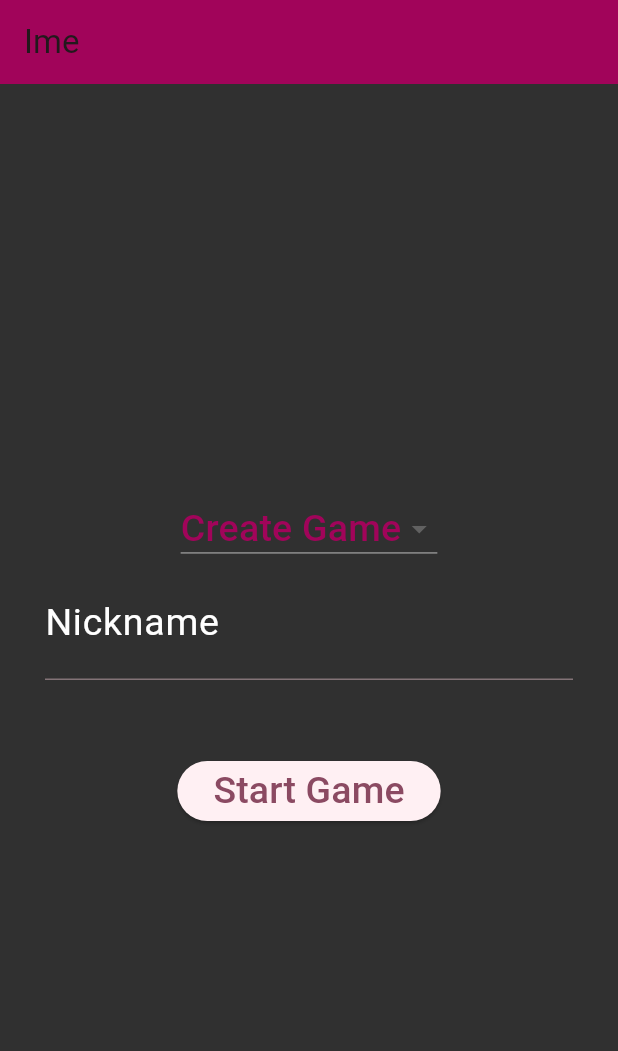
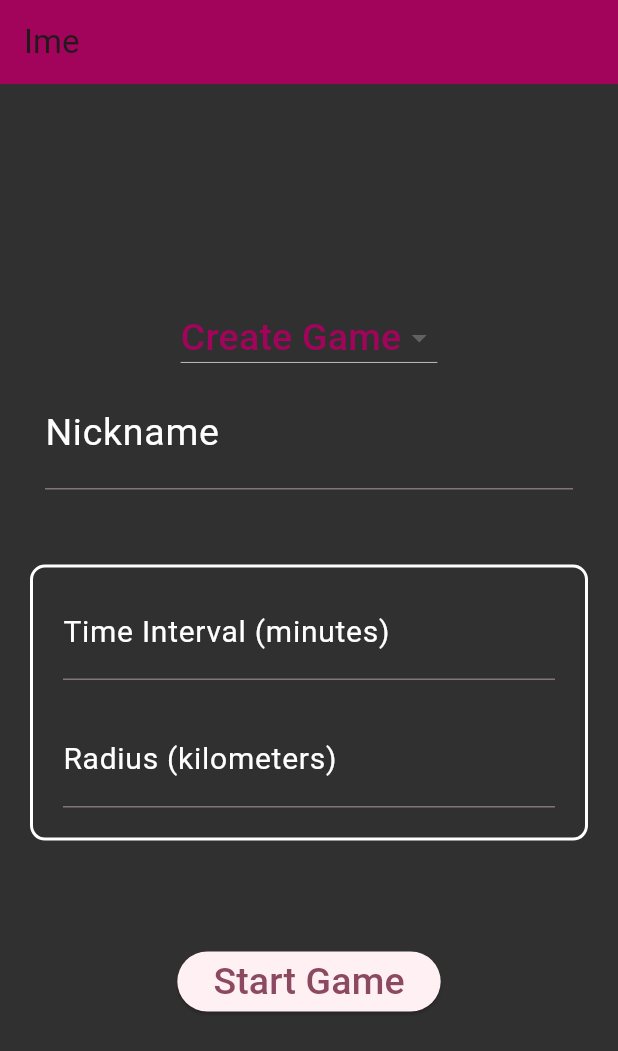
Before and after one commit to KlaraMlinaric/flutter_application_1, a Flutter app: the screen it shows after launch, on a phone screen of 412 x 824 dp. Shown: the top 1051 px of the screen. Run offline on Flutter 3.47's test engine with Material 3 defaults, Android fonts, the phone set to English and light mode, and no system bars; our stand-ins replace google_maps_flutter; missing offline and left inert: flutter_config.

Commit message:
update
update

```diff
--- a/lib/main.dart
+++ b/lib/main.dart
@@ -40,6 +40,8 @@ class _MyHomePageState extends State<MyHomePage> {
   final TextEditingController _nicknameController = TextEditingController();
   final TextEditingController _codeController = TextEditingController();
   String _selectedOption = 'Create Game';
+  final TextEditingController _timeIntervalController = TextEditingController();
+  final TextEditingController _radiusController = TextEditingController();
 
   @override
   Widget build(BuildContext context) {
@@ -106,28 +108,93 @@ class _MyHomePageState extends State<MyHomePage> {
                   ),
                 ),
               ),
+            SizedBox(
+              height: 0.0,
+              width: 300,
+            ),
+
+            // White box
+            if (_selectedOption == 'Create Game')
+              Padding(
+                padding: EdgeInsets.symmetric(horizontal: 20.0, vertical: 50.0),
+                child: Container(
+                  decoration: BoxDecoration(
+                    borderRadius: BorderRadius.circular(10.0),
+                    border: Border.all(
+                      color: Colors.white, // Border color
+                      width: 2.0, // Border width
+                    ),
+                  ),
+                  child: Column(
+                    children: [
+                      // User input time interval
+                      Padding(
+                        padding: EdgeInsets.symmetric(
+                            horizontal: 20.0, vertical: 10.0),
+                        child: TextField(
+                          controller: _timeIntervalController,
+                          keyboardType: TextInputType.number,
+                          decoration: InputDecoration(
+                            labelText: 'Time Interval (minutes)',
+                            labelStyle:
+                                TextStyle(color: Colors.white, fontSize: 20.0),
+                          ),
+                          style: TextStyle(
+                            color: Colors.white,
+                            fontSize: 20.0,
+                          ),
+                        ),
+                      ),
+
+                      SizedBox(height: 0.0),
+
+                      // User input for radius
+                      Padding(
+                        padding: EdgeInsets.symmetric(
+                            horizontal: 20.0, vertical: 10.0),
+                        child: TextField(
+                          controller: _radiusController,
+                          keyboardType: TextInputType.number,
+                          decoration: InputDecoration(
+                            labelText: 'Radius (kilometers)',
+                            labelStyle:
+                                TextStyle(color: Colors.white, fontSize: 20.0),
+                          ),
+                          style: TextStyle(
+                            color: Colors.white,
+                            fontSize: 20.0,
+                          ),
+                        ),
+                      ),
+                      SizedBox(height: 10.0),
+                    ],
+                  ),
+                ),
+              ),
 
             SizedBox(
-              height: 50.0,
+              height: 20.0,
               width: 300,
-            ), //padding form enter code bar
+            ), // Padding for enter code bar
+
             StartButton(
               nicknameController: _nicknameController,
               codeController: _codeController,
               onPressed: () {
-                //String nickname = _nicknameController.text;
-                String code = _codeController.text;
+                if (_selectedOption == 'Join Game') {
+                } else if (_selectedOption == 'Create Game') {
+                  int timeInterval =
+                      int.tryParse(_timeIntervalController.text) ?? 0;
+                  double radius =
+                      double.tryParse(_radiusController.text) ?? 0.0;
 
-                if (_selectedOption == 'Join Game' && code == '1234') {
-                  // PIN is correct
+                  //map screen
                   Navigator.push(
                     context,
                     MaterialPageRoute(
-                      builder: (context) => MapSample(), // Use MapScreen here
+                      builder: (context) => MapSample(),
                     ),
                   );
-                } else {
-                  print('Incorrect PIN');
                 }
               },
             ),
@@ -162,6 +229,3 @@ class StartButton extends StatelessWidget {
     );
   }
 }
-
-
-//request sa servera za "room"
```
